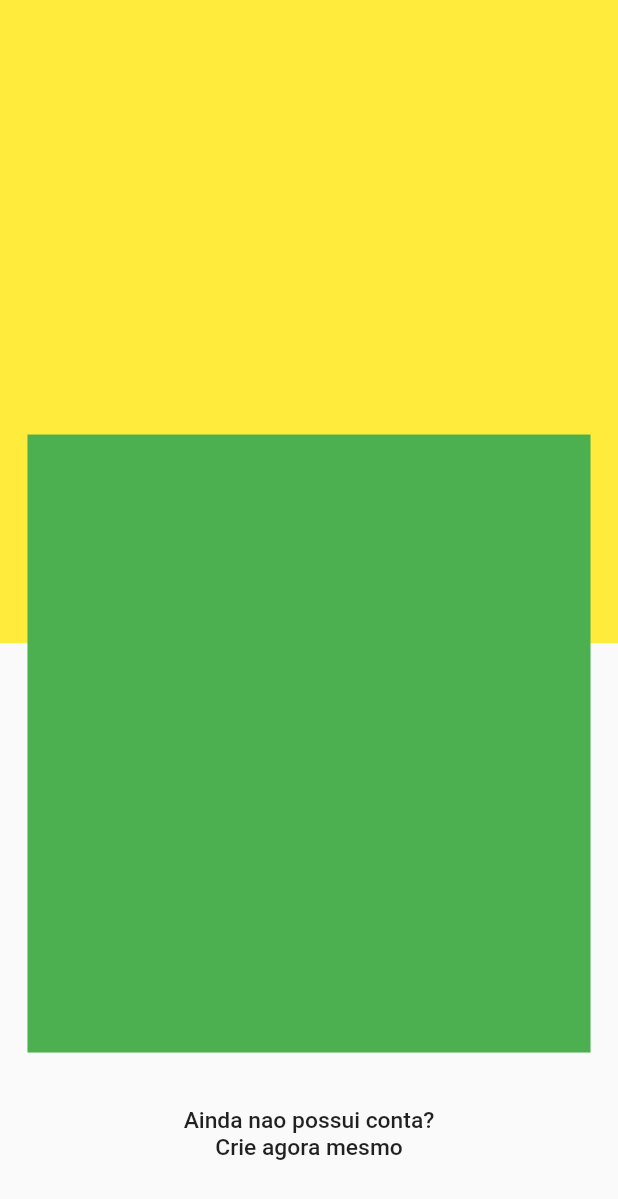
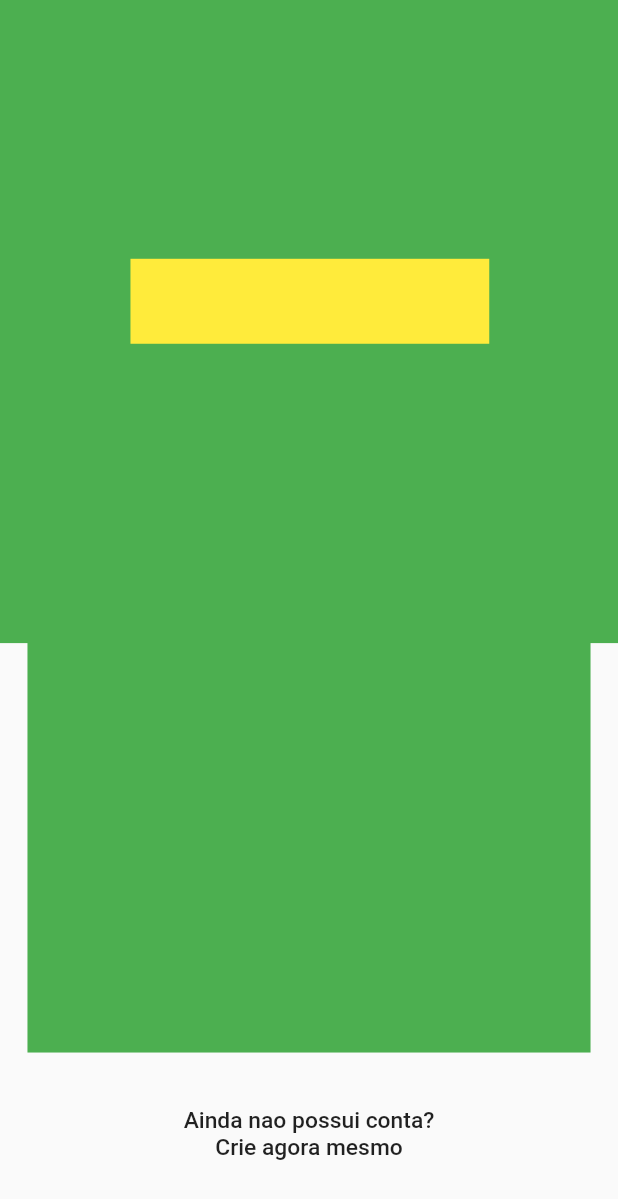
Before and after one commit to matheus-neumann/fleetdesk-1, a Flutter app: the screen it shows after launch, on a phone screen of 412 x 824 dp. Shown: the top 1199 px of the screen. Run offline on Flutter 3.47's test engine with Material 2 defaults, Android fonts, the phone set to English and light mode, and no system bars; our stand-ins replace flutter_screenutil, get; network calls fail.

Commit message:
github test 3

```diff
--- a/lib/app/modules/home/home_page.dart
+++ b/lib/app/modules/home/home_page.dart
@@ -33,7 +33,7 @@ class HomePage extends StatelessWidget {
           builder: (_) {
             return Stack(
               children: [
-                Background(Colors.yellow, outroMetodo),
+                Background(Colors.green, outroMetodo),
                 Container(
                   width: 328.w,
                   height: 320.h,
```
